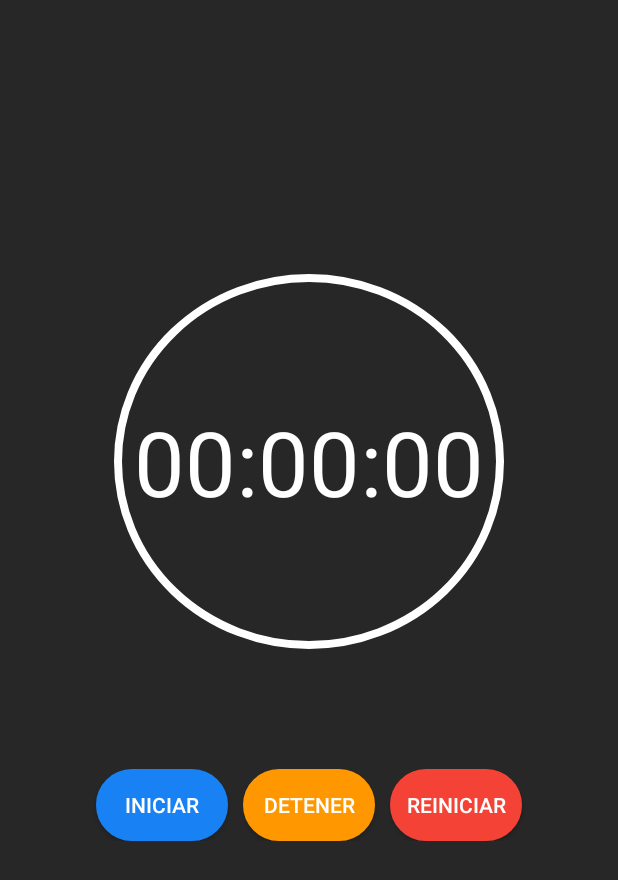
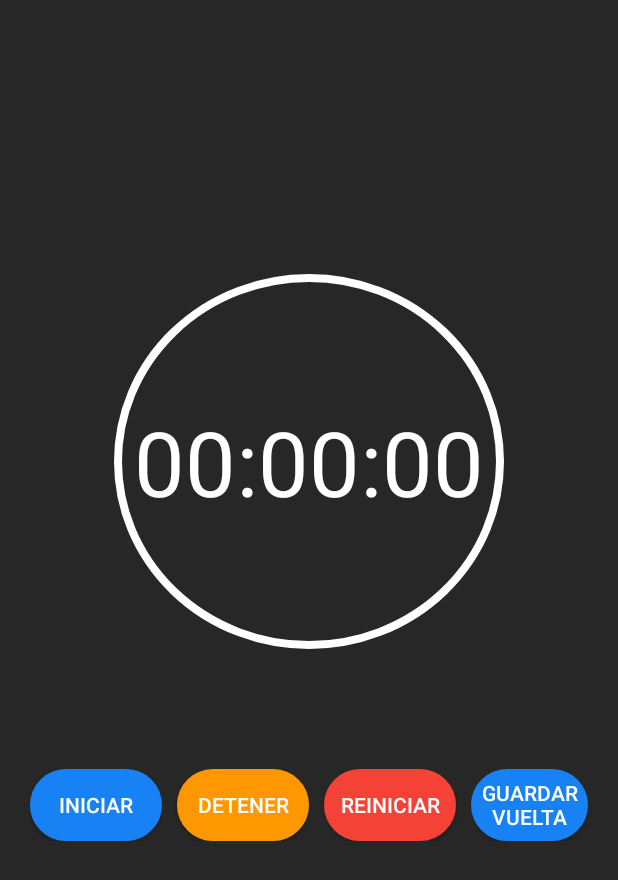
Before and after one commit to GaelQuintero/cronometro_project, an Android app built with Jetpack Compose: the screen it shows after launch (MainActivity), on a phone screen of 412 x 824 dp. Shown: the top 880 px of the screen. Run offline under Robolectric (Android 15) with nearby library versions, the phone set to English and light mode, and no system bars; our stand-ins replace Firebase (no records; nobody signed in at launch, a user with empty details on screens opened directly).

Commit message:
Se agregaron nuevos archivos a la rama DEV

```diff
--- a/build.gradle.kts
+++ b/build.gradle.kts
@@ -2,4 +2,5 @@
 plugins {
     alias(libs.plugins.android.application) apply false
     alias(libs.plugins.kotlin.android) apply false
+    id("com.google.gms.google-services") version "4.4.2" apply false
 }
--- a/gradle/libs.versions.toml
+++ b/gradle/libs.versions.toml
@@ -1,5 +1,6 @@
 [versions]
 agp = "8.6.0"
+firebaseBom = "33.5.1"
 kotlin = "1.9.0"
 coreKtx = "1.10.1"
 junit = "4.13.2"
@@ -13,9 +14,12 @@ composeMaterial = "1.2.1"
 composeFoundation = "1.2.1"
 wearToolingPreview = "1.0.0"
 coreSplashscreen = "1.0.1"
+firebaseDatabaseKtx = "21.0.0"
+firebaseFirestoreKtx = "25.1.1"
 
 [libraries]
 androidx-core-ktx = { group = "androidx.core", name = "core-ktx", version.ref = "coreKtx" }
+firebase-bom = { module = "com.google.firebase:firebase-bom", version.ref = "firebaseBom" }
 junit = { group = "junit", name = "junit", version.ref = "junit" }
 androidx-junit = { group = "androidx.test.ext", name = "junit", version.ref = "junitVersion" }
 androidx-espresso-core = { group = "androidx.test.espresso", name = "espresso-core", version.ref = "espressoCore" }
@@ -34,6 +38,8 @@ androidx-compose-material = { group = "androidx.wear.compose", name = "compose-m
 androidx-compose-foundation = { group = "androidx.wear.compose", name = "compose-foundation", version.ref = "composeFoundation" }
 androidx-wear-tooling-preview = { group = "androidx.wear", name = "wear-tooling-preview", version.ref = "wearToolingPreview" }
 androidx-core-splashscreen = { group = "androidx.core", name = "core-splashscreen", version.ref = "coreSplashscreen" }
+firebase-database-ktx = { group = "com.google.firebase", name = "firebase-database-ktx", version.ref = "firebaseDatabaseKtx" }
+firebase-firestore-ktx = { group = "com.google.firebase", name = "firebase-firestore-ktx", version.ref = "firebaseFirestoreKtx" }
 
 [plugins]
 android-application = { id = "com.android.application", version.ref = "agp" }
--- a/mobile/build.gradle.kts
+++ b/mobile/build.gradle.kts
@@ -1,6 +1,7 @@
 plugins {
     alias(libs.plugins.android.application)
     alias(libs.plugins.kotlin.android)
+    id("com.google.gms.google-services")
 }
 
 android {
@@ -59,6 +60,8 @@ dependencies {
     implementation(libs.androidx.ui.graphics)
     implementation(libs.androidx.ui.tooling.preview)
     implementation(libs.androidx.material3)
+    implementation(libs.firebase.database.ktx)
+    implementation(libs.firebase.firestore.ktx)
     testImplementation(libs.junit)
     androidTestImplementation(libs.androidx.junit)
     androidTestImplementation(libs.androidx.espresso.core)
@@ -68,5 +71,6 @@ dependencies {
     debugImplementation(libs.androidx.ui.test.manifest)
     implementation("androidx.appcompat:appcompat:1.6.1")
     implementation ("androidx.core:core-ktx:1.12.0")
+    implementation(libs.firebase.bom)
 
 }
--- a/mobile/src/main/java/SH_U2/cronometro_project/MainActivity.kt
+++ b/mobile/src/main/java/SH_U2/cronometro_project/MainActivity.kt
@@ -11,6 +11,7 @@ import android.widget.TextView
 import androidx.appcompat.app.AppCompatActivity
 import androidx.core.app.ActivityCompat
 import androidx.core.content.ContextCompat
+import com.google.firebase.firestore.FirebaseFirestore
 
 class MainActivity : AppCompatActivity() {
 
@@ -18,6 +19,7 @@ class MainActivity : AppCompatActivity() {
     private lateinit var startButton: Button
     private lateinit var stopButton: Button
     private lateinit var resetButton: Button
+    private lateinit var firestore: FirebaseFirestore
 
     private var isRunning = false
     private var timeElapsed = 0L // tiempo en segundos
@@ -26,6 +28,13 @@ class MainActivity : AppCompatActivity() {
     override fun onCreate(savedInstanceState: Bundle?) {
         super.onCreate(savedInstanceState)
         setContentView(R.layout.layout)
+
+        // Inicializa Firebase Firestore
+        firestore = FirebaseFirestore.getInstance()
+
+        // Configura el botón de vueltas
+        val lapButton = findViewById<Button>(R.id.lapButton)
+        lapButton.setOnClickListener { saveLapTime() }
 
         // Solicita permiso de notificaciones en Android 13+
         if (Build.VERSION.SDK_INT >= Build.VERSION_CODES.TIRAMISU) {
@@ -52,14 +61,12 @@ class MainActivity : AppCompatActivity() {
 
     override fun onStart() {
         super.onStart()
-        // Detén el servicio cuando la app esté en primer plano
         val serviceIntent = Intent(this, TimerService::class.java)
         stopService(serviceIntent)
     }
 
     override fun onStop() {
         super.onStop()
-        // Inicia el servicio solo si el cronómetro está en marcha y la app está en segundo plano
         if (isRunning) {
             val serviceIntent = Intent(this, TimerService::class.java)
             serviceIntent.putExtra("elapsedTime", timeElapsed)
@@ -69,7 +76,6 @@ class MainActivity : AppCompatActivity() {
 
     override fun onDestroy() {
         super.onDestroy()
-        // Detiene el servicio si el cronómetro se detiene
         if (isRunning) {
             val serviceIntent = Intent(this, TimerService::class.java)
             stopService(serviceIntent)
@@ -130,4 +136,20 @@ class MainActivity : AppCompatActivity() {
         val timeString = String.format("%02d:%02d:%02d", hours, minutes, seconds)
         timerTextView.text = timeString
     }
+
+    private fun saveLapTime() {
+        val currentTime = System.currentTimeMillis() / 1000  // Ejemplo: tiempo en segundos
+        val lapData = hashMapOf(
+            "lapTime" to timeElapsed,
+            "timestamp" to currentTime
+        )
+
+        firestore.collection("laps").add(lapData)
+            .addOnSuccessListener {
+                // Notificación de éxito (puedes mostrar un mensaje de confirmación)
+            }
+            .addOnFailureListener {
+                // Manejo del error
+            }
+    }
 }
--- a/mobile/src/main/res/layout/layout.xml
+++ b/mobile/src/main/res/layout/layout.xml
@@ -56,6 +56,16 @@
             android:textColor="@color/white"
             android:text="Reiniciar" />
 
+        <Button
+            android:id="@+id/lapButton"
+            android:layout_width="wrap_content"
+            android:layout_height="wrap_content"
+            android:layout_marginStart="10dp"
+            android:background="@drawable/rounded_button_iniciar"
+            android:textColor="@color/white"
+            android:text="Guardar vuelta" />
+
+
     </LinearLayout>
 
 </LinearLayout>
```
Also changed, not shown: 1 other file.
